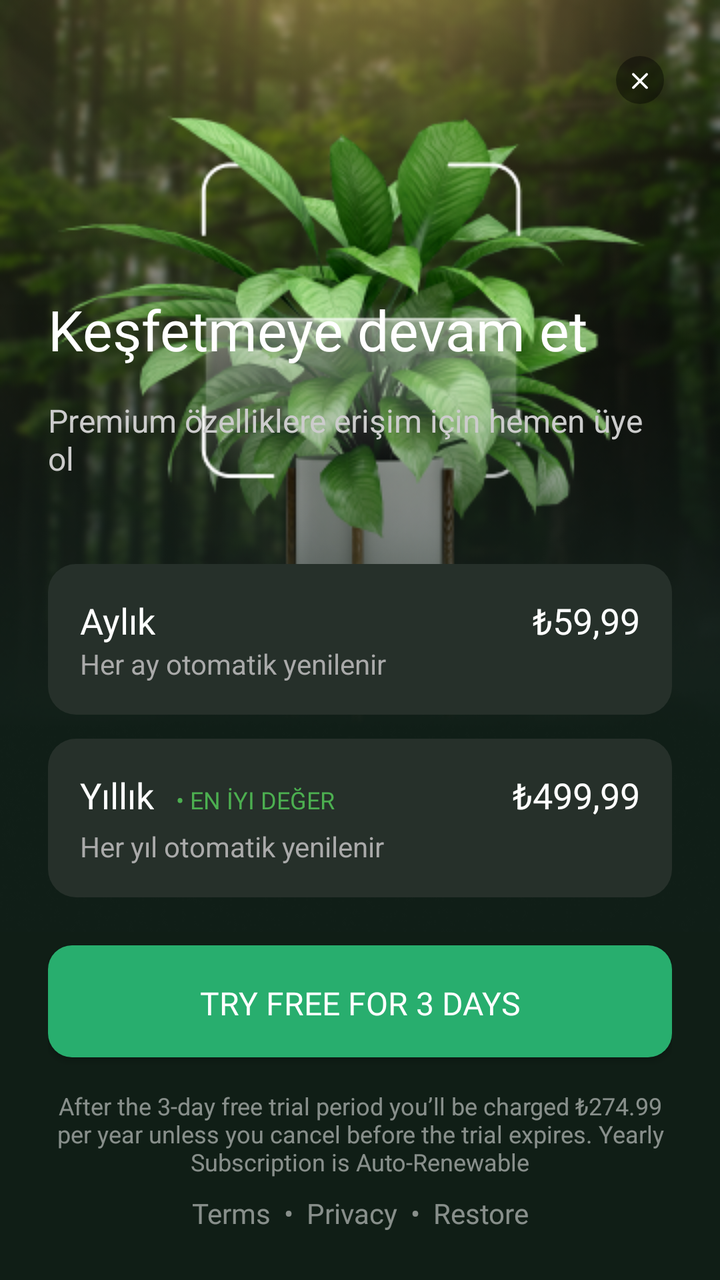
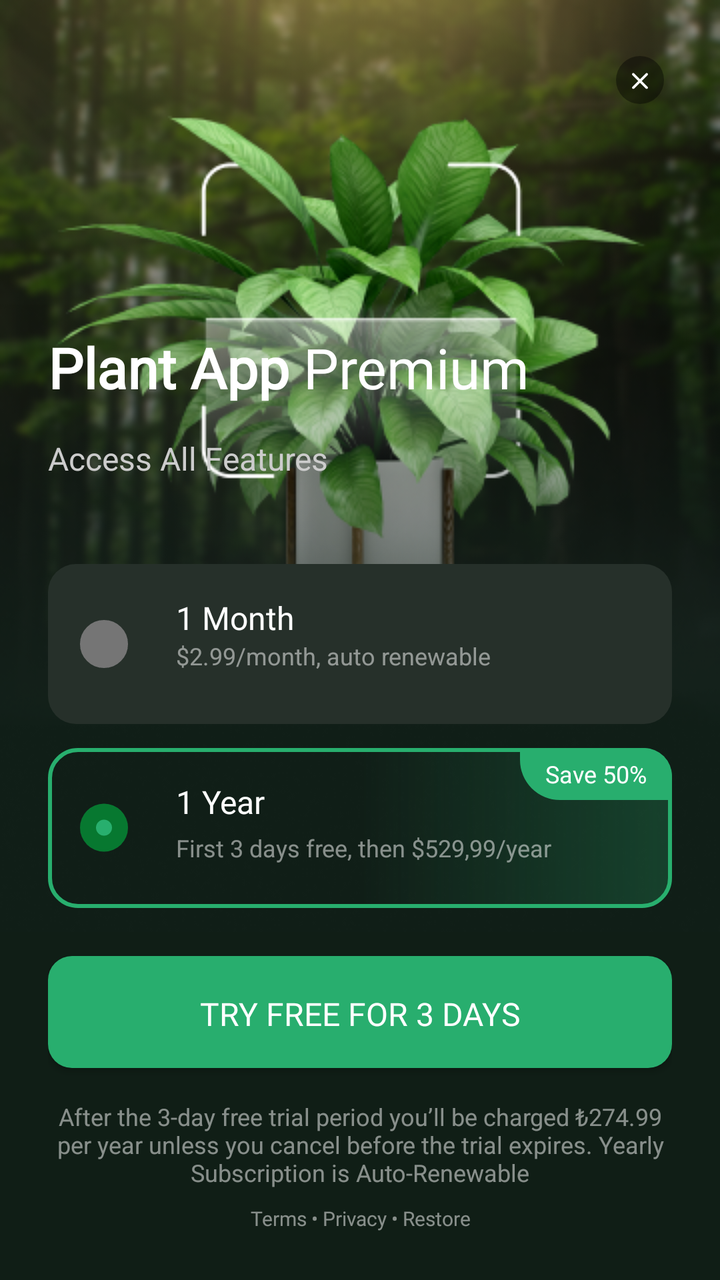

The first picture is an Android layout as it rendered before a commit; the second is the same layout after the commit. The layout source and the unified diff follow.
<!-- AndroidManifest.xml: application theme Theme.QuizGenius -->
<!-- res/layout/fragment_paywall.xml -->
<?xml version="1.0" encoding="utf-8"?>
<FrameLayout xmlns:android="http://schemas.android.com/apk/res/android"
    xmlns:app="http://schemas.android.com/apk/res-auto"
    xmlns:tools="http://schemas.android.com/tools"
    android:layout_width="match_parent"
    android:layout_height="match_parent"
    android:background="@color/green_bg">


    <ImageView
        android:id="@+id/paywall_image"
        android:layout_width="match_parent"
        android:layout_height="wrap_content"
        android:adjustViewBounds="true"
        android:scaleType="fitStart"
        android:src="@drawable/paywall" />


    <LinearLayout
        android:layout_width="match_parent"
        android:layout_height="match_parent"
        android:gravity="bottom"
        android:orientation="vertical"
        android:padding="24dp">


        <TextView
            android:layout_width="match_parent"
            android:layout_height="wrap_content"
            android:layout_marginBottom="16dp"
            android:fontFamily="@font/roboto"
            android:text="Keşfetmeye devam et"
            android:textColor="@color/white"
            android:textSize="28sp" />


        <TextView
            android:layout_width="match_parent"
            android:layout_height="wrap_content"
            android:layout_marginBottom="32dp"
            android:text="Premium özelliklere erişim için hemen üye ol"
            android:textColor="#CCCCCC"
            android:textSize="16sp" />

        <androidx.recyclerview.widget.RecyclerView
            android:id="@+id/rvFeatures"
            android:layout_width="match_parent"
            android:layout_height="wrap_content"
            android:layout_marginBottom="10dp"
            android:background="@color/transparent"
            android:orientation="horizontal"
            android:overScrollMode="never" />


        <LinearLayout
            android:layout_width="match_parent"
            android:layout_height="wrap_content"
            android:layout_marginBottom="24dp"
            android:orientation="vertical">


            <FrameLayout
                android:layout_width="match_parent"
                android:layout_height="wrap_content"
                android:layout_marginBottom="12dp"
                android:background="@drawable/bg_paywall_buttons"
                android:padding="16dp">

                <LinearLayout
                    android:layout_width="match_parent"
                    android:layout_height="wrap_content"
                    android:orientation="horizontal">

                    <LinearLayout
                        android:layout_width="0dp"
                        android:layout_height="wrap_content"
                        android:layout_weight="1"
                        android:orientation="vertical">

                        <TextView
                            android:layout_width="wrap_content"
                            android:layout_height="wrap_content"
                            android:fontFamily="@font/roboto"
                            android:text="Aylık"
                            android:textColor="@color/white"
                            android:textSize="18sp" />

                        <TextView
                            android:layout_width="wrap_content"
                            android:layout_height="wrap_content"
                            android:text="Her ay otomatik yenilenir"
                            android:textColor="#AAAAAA"
                            android:textSize="14sp" />
                    </LinearLayout>

                    <TextView
                        android:layout_width="wrap_content"
                        android:layout_height="wrap_content"
                        android:fontFamily="@font/roboto"
                        android:text="₺59,99"
                        android:textColor="@color/white"
                        android:textSize="18sp" />
                </LinearLayout>
            </FrameLayout>


            <FrameLayout
                android:layout_width="match_parent"
                android:layout_height="wrap_content"
                android:background="@drawable/bg_paywall_buttons"
                android:padding="16dp">

                <LinearLayout
                    android:layout_width="match_parent"
                    android:layout_height="wrap_content"
                    android:orientation="horizontal">

                    <LinearLayout
                        android:layout_width="0dp"
                        android:layout_height="wrap_content"
                        android:layout_weight="1"
                        android:orientation="vertical">

                        <LinearLayout
                            android:layout_width="wrap_content"
                            android:layout_height="wrap_content"
                            android:layout_marginBottom="4dp"
                            android:orientation="horizontal">

                            <TextView
                                android:layout_width="wrap_content"
                                android:layout_height="wrap_content"
                                android:fontFamily="@font/roboto"
                                android:text="Yıllık"
                                android:textColor="@color/white"
                                android:textSize="18sp" />

                            <TextView
                                android:layout_width="wrap_content"
                                android:layout_height="wrap_content"
                                android:layout_marginStart="8dp"
                                android:fontFamily="@font/roboto"
                                android:text=" • EN İYI DEĞER"
                                android:textColor="#4CAF50"
                                android:textSize="12sp" />
                        </LinearLayout>

                        <TextView
                            android:layout_width="wrap_content"
                            android:layout_height="wrap_content"
                            android:text="Her yıl otomatik yenilenir"
                            android:textColor="#AAAAAA"
                            android:textSize="14sp" />
                    </LinearLayout>

                    <TextView
                        android:layout_width="wrap_content"
                        android:layout_height="wrap_content"
                        android:fontFamily="@font/roboto"
                        android:text="₺499,99"
                        android:textColor="@color/white"
                        android:textSize="18sp" />
                </LinearLayout>
            </FrameLayout>
        </LinearLayout>


        <TextView
            android:id="@+id/button_continue"
            style="@style/GreenButtonStyle"
            android:layout_marginBottom="16dp"
            android:fontFamily="@font/roboto"
            android:text="Try free for 3 days"
            android:textColor="@color/white"
            android:textSize="16sp" />


        <TextView
            android:layout_width="match_parent"
            android:layout_height="wrap_content"
            android:layout_marginBottom="8dp"
            android:gravity="center"
            android:text="After the 3-day free trial period you’ll be charged ₺274.99 per year unless you cancel before the trial expires. Yearly Subscription is Auto-Renewable"
            android:textColor="@color/white_50"
            android:textSize="12sp" />

        <TextView
            android:layout_width="match_parent"
            android:layout_height="wrap_content"
            android:fontFamily="@font/roboto"
            android:gravity="center"
            android:text="Terms  •  Privacy  •  Restore"
            android:textColor="@color/white_50"
            android:textSize="14sp" />
    </LinearLayout>


    <ImageButton
        android:id="@+id/button_close"
        android:layout_width="48dp"
        android:layout_height="48dp"
        android:layout_gravity="top|end"
        android:layout_margin="16dp"
        android:background="@android:color/transparent"
        android:padding="12dp"
        android:src="@drawable/icon_close" />
</FrameLayout>
<!-- resources referenced by this layout -->
<resources>
  <color name="white">#FFFFFFFF</color>
  <style name="Theme.QuizGenius" parent="Theme.MaterialComponents.DayNight.NoActionBar">
  
          <item name="colorPrimary">@color/purple_500</item>
          <item name="colorPrimaryVariant">@color/purple_700</item>
          <item name="colorOnPrimary">@color/white</item>
          <item name="colorSecondary">@color/teal_200</item>
          <item name="colorSecondaryVariant">@color/teal_700</item>
          <item name="colorOnSecondary">@color/black</item>
          <item name="android:statusBarColor" tools:targetApi="l">@color/purple_700</item>
          <item name="android:windowLightStatusBar">false</item>
      </style>
  <color name="green">#FF26302A</color>
  <color name="purple_500">#FF6200EE</color>
  <color name="purple_700">#FF3700B3</color>
  <color name="teal_200">#FF03DAC5</color>
  <color name="teal_700">#FF018786</color>
  <color name="black">#FF000000</color>
  <!-- unchanged entries left out for length: 8 -->
</resources>

<!-- the commit's change to res/layout/fragment_paywall.xml (unified diff, before → after) -->
@@ -29,7 +29,7 @@
             android:layout_height="wrap_content"
             android:layout_marginBottom="16dp"
             android:fontFamily="@font/roboto"
-            android:text="Keşfetmeye devam et"
+            android:text="@string/plant_app_premium"
             android:textColor="@color/white"
             android:textSize="28sp" />
 
@@ -38,7 +38,7 @@
             android:layout_width="match_parent"
             android:layout_height="wrap_content"
             android:layout_marginBottom="32dp"
-            android:text="Premium özelliklere erişim için hemen üye ol"
+            android:text="@string/access_all_features"
             android:textColor="#CCCCCC"
             android:textSize="16sp" />
 
@@ -71,6 +71,12 @@
                     android:layout_height="wrap_content"
                     android:orientation="horizontal">
 
+                    <RadioButton
+                        android:layout_width="wrap_content"
+                        android:layout_height="wrap_content"
+                        android:button="@drawable/radio_button_selector"
+                        />
+
                     <LinearLayout
                         android:layout_width="0dp"
                         android:layout_height="wrap_content"
@@ -81,25 +87,17 @@
                             android:layout_width="wrap_content"
                             android:layout_height="wrap_content"
                             android:fontFamily="@font/roboto"
-                            android:text="Aylık"
+                            android:text="@string/_1_month"
                             android:textColor="@color/white"
-                            android:textSize="18sp" />
+                            android:textSize="16sp" />
 
                         <TextView
                             android:layout_width="wrap_content"
                             android:layout_height="wrap_content"
-                            android:text="Her ay otomatik yenilenir"
-                            android:textColor="#AAAAAA"
-                            android:textSize="14sp" />
+                            android:text="@string/_2_99_month_auto_renewable"
+                            android:textColor="@color/white_50"
+                            android:textSize="12sp" />
                     </LinearLayout>
-
-                    <TextView
-                        android:layout_width="wrap_content"
-                        android:layout_height="wrap_content"
-                        android:fontFamily="@font/roboto"
-                        android:text="₺59,99"
-                        android:textColor="@color/white"
-                        android:textSize="18sp" />
                 </LinearLayout>
             </FrameLayout>
 
@@ -107,13 +105,22 @@
             <FrameLayout
                 android:layout_width="match_parent"
                 android:layout_height="wrap_content"
-                android:background="@drawable/bg_paywall_buttons"
-                android:padding="16dp">
+                android:background="@drawable/bg_paywall_year_stroke"
+                >
 
                 <LinearLayout
                     android:layout_width="match_parent"
                     android:layout_height="wrap_content"
-                    android:orientation="horizontal">
+                    android:orientation="horizontal"
+                    android:padding="16dp">
+
+                    <RadioButton
+                        android:layout_width="wrap_content"
+                        android:layout_height="wrap_content"
+                        android:button="@drawable/radio_button_selector"
+                        android:buttonTintMode="multiply"
+                        android:checked="true"
+                        />
 
                     <LinearLayout
                         android:layout_width="0dp"
@@ -131,35 +138,37 @@
                                 android:layout_width="wrap_content"
                                 android:layout_height="wrap_content"
                                 android:fontFamily="@font/roboto"
-                                android:text="Yıllık"
+                                android:text="@string/_1_year"
                                 android:textColor="@color/white"
-                                android:textSize="18sp" />
-
-                            <TextView
-                                android:layout_width="wrap_content"
-                                android:layout_height="wrap_content"
-                                android:layout_marginStart="8dp"
-                                android:fontFamily="@font/roboto"
-                                android:text=" • EN İYI DEĞER"
-                                android:textColor="#4CAF50"
-                                android:textSize="12sp" />
+                                android:textSize="16sp" />
+
                         </LinearLayout>
 
                         <TextView
                             android:layout_width="wrap_content"
                             android:layout_height="wrap_content"
-                            android:text="Her yıl otomatik yenilenir"
-                            android:textColor="#AAAAAA"
-                            android:textSize="14sp" />
+                            android:text="@string/first_3_days_free_then_529_99_year"
+                            android:textColor="@color/white_50"
+                            android:textSize="12sp" />
                     </LinearLayout>
+
+                </LinearLayout>
+
+                <LinearLayout
+                    android:layout_width="76dp"
+                    android:layout_height="26dp"
+                    android:gravity="center"
+                    android:background="@drawable/bg_paywall_save"
+                    android:layout_gravity="end">
 
                     <TextView
                         android:layout_width="wrap_content"
                         android:layout_height="wrap_content"
                         android:fontFamily="@font/roboto"
-                        android:text="₺499,99"
                         android:textColor="@color/white"
-                        android:textSize="18sp" />
+                        android:textSize="12sp"
+                        android:text="@string/save_50"/>
+
                 </LinearLayout>
             </FrameLayout>
         </LinearLayout>
@@ -180,7 +189,7 @@
             android:layout_height="wrap_content"
             android:layout_marginBottom="8dp"
             android:gravity="center"
-            android:text="After the 3-day free trial period you’ll be charged ₺274.99 per year unless you cancel before the trial expires. Yearly Subscription is Auto-Renewable"
+            android:text="@string/after_the_3_day_free_trial_period_you_ll_be_charged_274_99_per_year_unless_you_cancel_before_the_trial_expires_yearly_subscription_is_auto_renewable"
             android:textColor="@color/white_50"
             android:textSize="12sp" />
 
@@ -189,9 +198,9 @@
             android:layout_height="wrap_content"
             android:fontFamily="@font/roboto"
             android:gravity="center"
-            android:text="Terms  •  Privacy  •  Restore"
+            android:text="@string/terms_privacy_restore"
             android:textColor="@color/white_50"
-            android:textSize="14sp" />
+            android:textSize="10sp" />
     </LinearLayout>
 
 
<!-- resource entries referenced after the edit -->
@@ -1,22 +1,89 @@
 <!-- resources referenced by this layout -->
 <resources>
   <color name="white">#FFFFFFFF</color>
+  <!-- drawable bg_paywall_save (drawable) -->
+  <?xml version="1.0" encoding="utf-8"?>
+  <shape xmlns:android="http://schemas.android.com/apk/res/android"
+      android:shape="rectangle">
+      <solid android:color="#28AE6E" />
+      <corners
+          android:topRightRadius="14dp"
+          android:bottomLeftRadius="20dp"
+          />
+  </shape>
+  <!-- drawable bg_paywall_year_stroke (drawable) -->
+  <?xml version="1.0" encoding="utf-8"?>
+  <shape xmlns:android="http://schemas.android.com/apk/res/android">
+      <corners android:radius="14dp" />
+      <stroke
+          android:width="2dp"
+          android:color="#28AF6E" />
+      <gradient
+          android:type="linear"
+          android:startColor="#0028AF6E"
+          android:centerColor="#0028AF6E"
+          android:endColor="#3D28AF6E"
+          android:centerX="0.5"
+          android:angle="0"/>
+  </shape>
+  <!-- drawable radio_button_selector (drawable) -->
+  <?xml version="1.0" encoding="utf-8"?>
+  <selector xmlns:android="http://schemas.android.com/apk/res/android">
+      <item android:drawable="@drawable/radio_button_selected" android:state_checked="true" />
+      <item android:drawable="@drawable/radio_button_unselected" android:state_checked="false" />
+      <item android:drawable="@drawable/radio_button_unselected" /> 
+  </selector>
+  <string name="_1_month">1 Month</string>
+  <string name="_1_year">1 Year</string>
+  <string name="_2_99_month_auto_renewable">$2.99/month, auto renewable</string>
+  <string name="access_all_features">Access All Features</string>
+  <string name="after_the_3_day_free_trial_period_you_ll_be_charged_274_99_per_year_unless_you_cancel_before_the_trial_expires_yearly_subscription_is_auto_renewable">After the 3-day free trial period you’ll be charged ₺274.99 per year unless you cancel before the trial expires. Yearly Subscription is Auto-Renewable</string>
+  <string name="first_3_days_free_then_529_99_year">First 3 days free, then $529,99/year</string>
+  <string name="plant_app_premium"><b>Plant App</b> Premium</string>
+  <string name="save_50">Save 50%</string>
+  <string name="terms_privacy_restore">Terms • Privacy • Restore</string>
   <style name="Theme.QuizGenius" parent="Theme.MaterialComponents.DayNight.NoActionBar">
   
-          <item name="colorPrimary">@color/purple_500</item>
-          <item name="colorPrimaryVariant">@color/purple_700</item>
-          <item name="colorOnPrimary">@color/white</item>
-          <item name="colorSecondary">@color/teal_200</item>
-          <item name="colorSecondaryVariant">@color/teal_700</item>
+          <item name="colorPrimary">@color/creyola_green</item>
+          <item name="colorPrimaryVariant">@color/creyola_green</item>
+          <item name="colorOnPrimary">@color/creyola_green</item>
+          <item name="colorSecondary">@color/creyola_green</item>
+          <item name="colorSecondaryVariant">@color/creyola_green</item>
           <item name="colorOnSecondary">@color/black</item>
-          <item name="android:statusBarColor" tools:targetApi="l">@color/purple_700</item>
+          <item name="android:statusBarColor" tools:targetApi="l">@color/creyola_green</item>
           <item name="android:windowLightStatusBar">false</item>
       </style>
   <color name="green">#FF26302A</color>
-  <color name="purple_500">#FF6200EE</color>
-  <color name="purple_700">#FF3700B3</color>
-  <color name="teal_200">#FF03DAC5</color>
-  <color name="teal_700">#FF018786</color>
+  <!-- drawable radio_button_selected (drawable) -->
+  <?xml version="1.0" encoding="utf-8"?>
+  <vector xmlns:android="http://schemas.android.com/apk/res/android"
+      android:width="24dp"
+      android:height="25dp"
+      android:viewportWidth="24"
+      android:viewportHeight="25">
+    <path
+        android:pathData="M12,12.5m-12,0a12,12 0,1 1,24 0a12,12 0,1 1,-24 0"
+        android:fillColor="#28AF6E"
+        android:fillType="evenOdd"/>
+    <path
+        android:pathData="M12,12.5m-4,0a4,4 0,1 1,8 0a4,4 0,1 1,-8 0"
+        android:fillColor="#ffffff"
+        android:fillType="evenOdd"/>
+  </vector>
+  <!-- drawable radio_button_unselected (drawable) -->
+  <?xml version="1.0" encoding="utf-8"?>
+  <vector xmlns:android="http://schemas.android.com/apk/res/android"
+      android:width="24dp"
+      android:height="24dp"
+      android:viewportWidth="24"
+      android:viewportHeight="24">
+      <path
+          android:pathData="M12,12m-11,0a11,11 0,1 1,22 0a11,11 0,1 1,-22 0"
+          android:strokeWidth="2"
+          android:strokeColor="#2E3935"
+          android:fillColor="#2E3935"/>
+  </vector>
+  <color name="creyola_green">#28AF6E</color>
   <color name="black">#FF000000</color>
   <!-- unchanged entries left out for length: 8 -->
 </resources>
